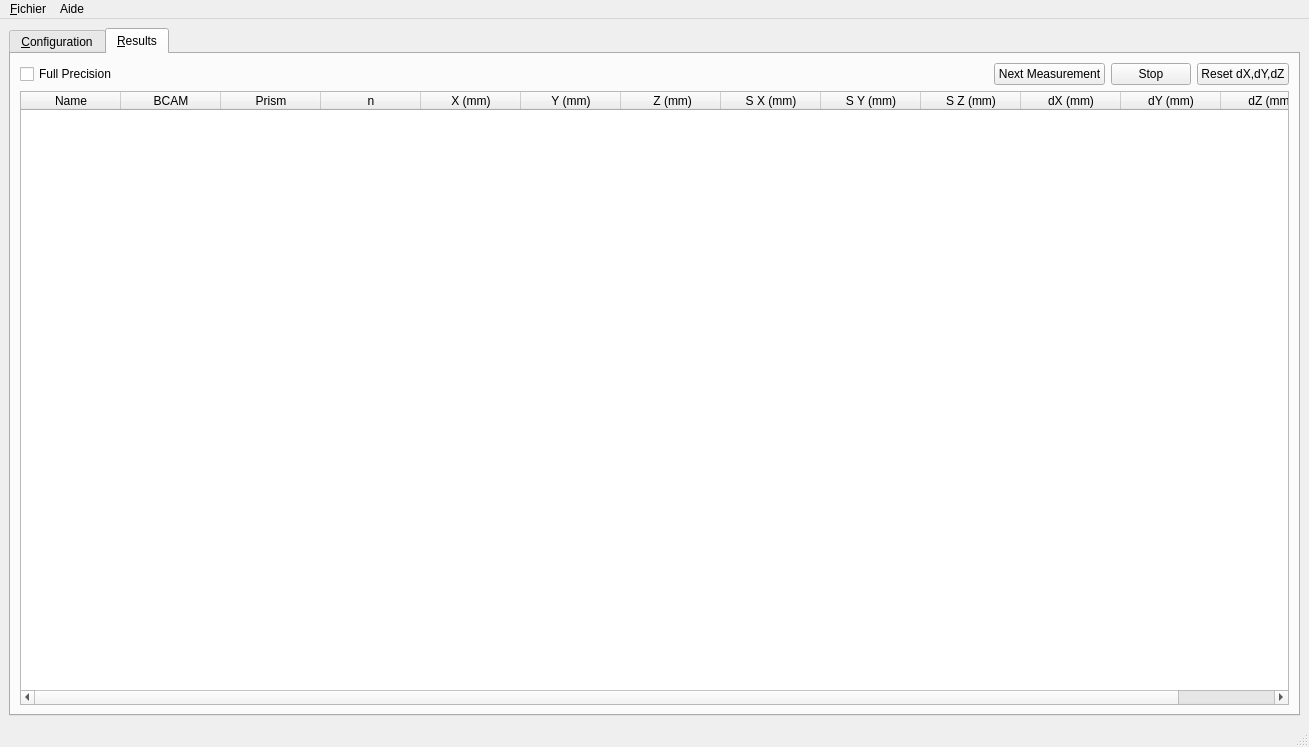
The window that ADEPO/ATLAS_BCAM.ui (CERN/atlas-adepo) describes before a commit, drawn with Qt 5.
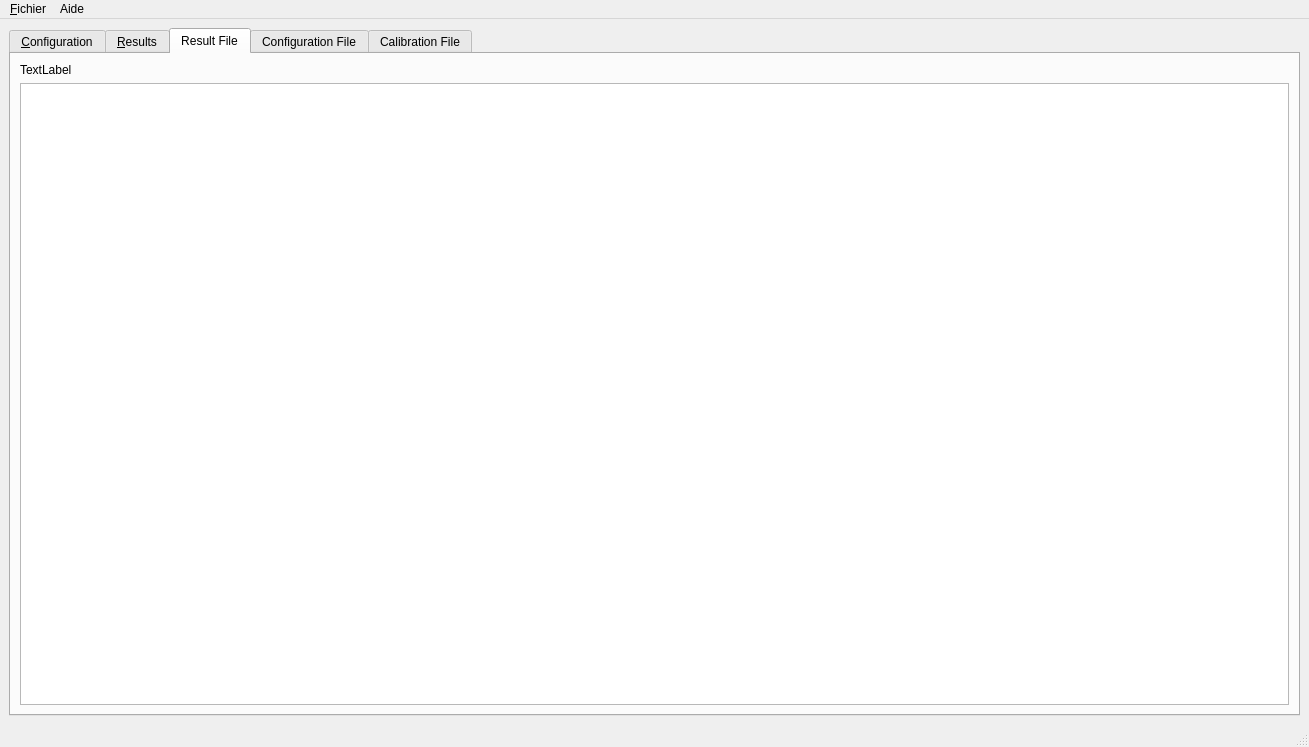
The same window after the commit. The open tabs and pages were chosen to show the change. Icons and pictures are not drawn.

Commit message: Added tabs for different files

What changed in the file:
```diff
--- a/ADEPO/ATLAS_BCAM.ui
+++ b/ADEPO/ATLAS_BCAM.ui
@@ -25,7 +25,7 @@
   </property>
   <widget class="QWidget" name="centralwidget">
    <layout class="QGridLayout" name="gridLayout_6">
-    <item row="0" column="0">
+    <item row="1" column="0">
      <widget class="QTabWidget" name="tabWidget">
       <property name="currentIndex">
        <number>1</number>
@@ -580,6 +580,43 @@
         </item>
        </layout>
       </widget>
+      <widget class="QWidget" name="ResultFileTab">
+       <attribute name="title">
+        <string>Result File</string>
+       </attribute>
+       <layout class="QVBoxLayout" name="verticalLayout_5">
+        <item>
+         <widget class="QLabel" name="resultFileLabel">
+          <property name="text">
+           <string>TextLabel</string>
+          </property>
+         </widget>
+        </item>
+        <item>
+         <widget class="QTextBrowser" name="resultFile"/>
+        </item>
+       </layout>
+      </widget>
+      <widget class="QWidget" name="ConfigurationFileTab">
+       <attribute name="title">
+        <string>Configuration File</string>
+       </attribute>
+       <layout class="QVBoxLayout" name="verticalLayout_7">
+        <item>
+         <widget class="QTextBrowser" name="configurationFile"/>
+        </item>
+       </layout>
+      </widget>
+      <widget class="QWidget" name="CalibrationFileTab">
+       <attribute name="title">
+        <string>Calibration File</string>
+       </attribute>
+       <layout class="QVBoxLayout" name="verticalLayout_8">
+        <item>
+         <widget class="QTextBrowser" name="calibrationFile"/>
+        </item>
+       </layout>
+      </widget>
      </widget>
     </item>
    </layout>
```
Left out of the diff: 2 changed lines with no effect on the pictures.
